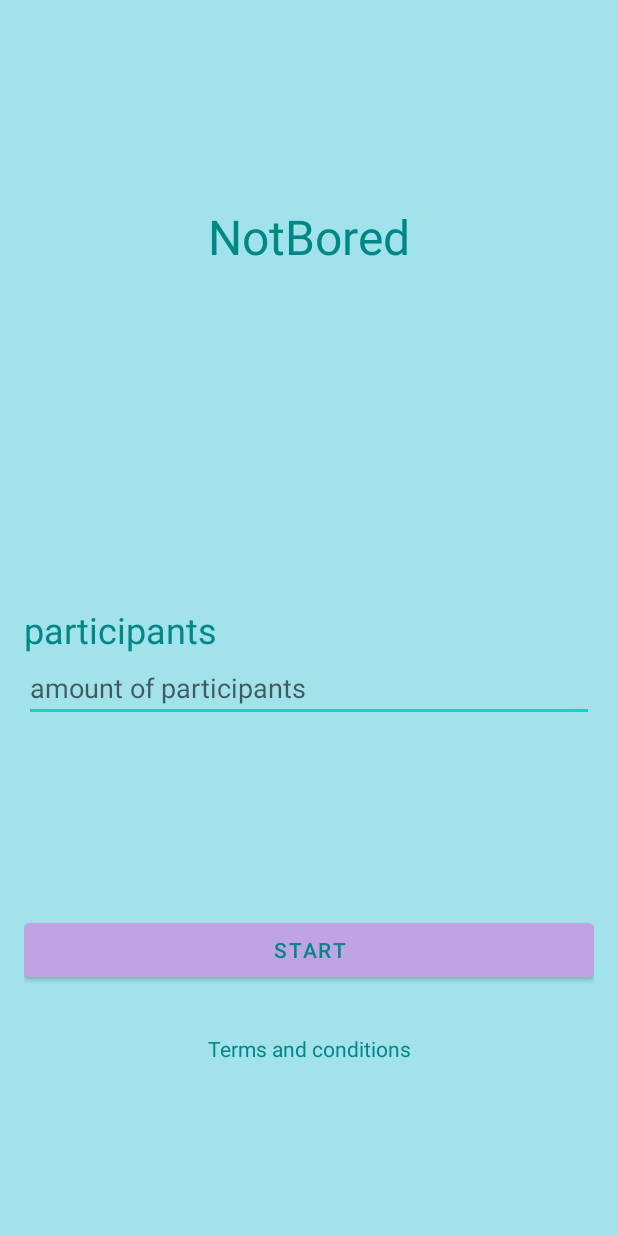
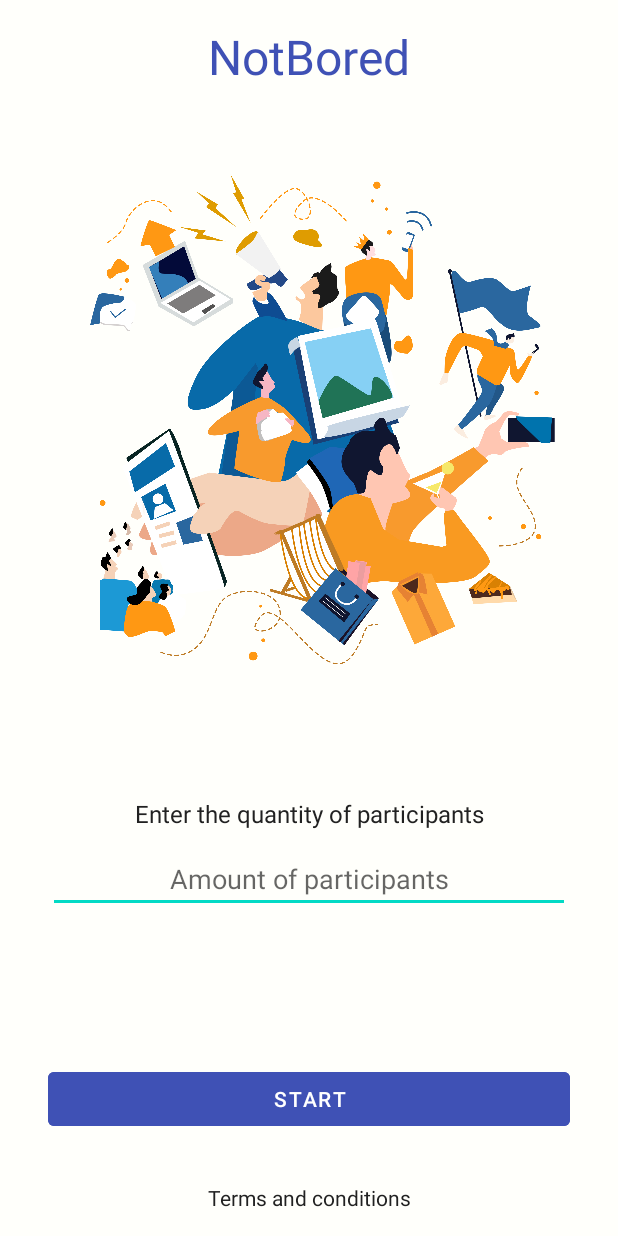
Before and after one commit to LucianoPabloPereira/NotBored, an Android app: the screen it shows after launch (MainActivity), on a phone screen of 412 x 824 dp. Run offline under Robolectric (Android 15) with nearby library versions, the phone set to English and light mode, and no system bars.

Commit message:
changes views

```diff
--- a/app/src/main/java/com/example/notbored/presentation/view/SuggestionActivity.kt
+++ b/app/src/main/java/com/example/notbored/presentation/view/SuggestionActivity.kt
@@ -30,6 +30,7 @@ class SuggestionActivity : AppCompatActivity() {
         setContentView(binding.root)
 
         toolbar = binding.activitiesToolbar
+        toolbar.title = sharedPreference.getCategory()
         setSupportActionBar(toolbar)
         supportActionBar?.setDisplayHomeAsUpEnabled(true)
 
--- a/app/src/main/res/layout/activity_activities.xml
+++ b/app/src/main/res/layout/activity_activities.xml
@@ -12,7 +12,7 @@
         app:title="@string/Activities"
         android:layout_width="match_parent"
         android:layout_height="wrap_content"
-        android:background="@color/purple_500"
+        android:background="@color/primary"
         app:titleTextColor="@color/white"
         app:layout_constraintTop_toTopOf="parent"
         app:menu="@menu/toolbar_menu"/>
--- a/app/src/main/res/layout/activity_main.xml
+++ b/app/src/main/res/layout/activity_main.xml
@@ -15,33 +15,49 @@
         android:layout_width="wrap_content"
         android:layout_height="wrap_content"
         android:text="@string/app_name"
-        android:textColor="@color/text"
+        android:textColor="@color/primary"
         android:textSize="32sp"
-        app:layout_constraintBottom_toBottomOf="parent"
         app:layout_constraintEnd_toEndOf="parent"
         app:layout_constraintStart_toStartOf="parent"
-        app:layout_constraintTop_toTopOf="parent"
-        app:layout_constraintVertical_bias="0.16"
-        />
+        app:layout_constraintTop_toTopOf="parent" />
+
+    <ImageView
+        android:id="@+id/imageview"
+        android:layout_width="0dp"
+        android:layout_height="0dp"
+        android:src="@drawable/img_activities"
+        app:layout_constraintEnd_toEndOf="parent"
+        app:layout_constraintTop_toBottomOf="@id/notBoredTV"
+        app:layout_constraintBottom_toTopOf="@id/participantsTV"
+        app:layout_constraintStart_toStartOf="parent"
+        tools:layout_editor_absoluteY="16dp" />
 
     <TextView
         android:id="@+id/participantsTV"
         android:layout_width="wrap_content"
         android:layout_height="wrap_content"
-        android:layout_marginTop="224dp"
-        android:textSize="24sp"
+        android:layout_marginTop="30dp"
         android:text="@string/participants"
-        android:textColor="@color/text"
+        android:textColor="@color/primary_text"
+        android:textSize="16sp"
+        app:layout_constraintBottom_toTopOf="@id/numberOfParticipantsET"
+        app:layout_constraintEnd_toEndOf="parent"
         app:layout_constraintStart_toStartOf="parent"
-        app:layout_constraintTop_toBottomOf="@+id/notBoredTV" />
+        app:layout_constraintTop_toBottomOf="@id/imageview" />
 
     <EditText
         android:id="@+id/numberOfParticipantsET"
         android:layout_width="match_parent"
         android:layout_height="wrap_content"
+        android:layout_marginStart="16dp"
+        android:layout_marginTop="10dp"
+        android:layout_marginEnd="16dp"
+        android:gravity="center"
+        android:hint="Amount of participants"
         android:inputType="number"
         android:textColor="@color/button"
-        android:hint="amount of participants"
+        app:layout_constraintBottom_toTopOf="@id/startB"
+        app:layout_constraintEnd_toEndOf="parent"
         app:layout_constraintStart_toStartOf="parent"
         app:layout_constraintTop_toBottomOf="@+id/participantsTV" />
 
@@ -49,21 +65,25 @@
         android:id="@+id/startB"
         android:layout_width="match_parent"
         android:layout_height="wrap_content"
-        android:layout_marginTop="128dp"
-        android:backgroundTint="@color/background_button"
+        android:layout_marginStart="16dp"
+        android:layout_marginTop="100dp"
+        android:layout_marginEnd="16dp"
+        android:backgroundTint="@color/primary"
         android:text="@string/start"
-        android:textColor="@color/text"
-        app:layout_constraintTop_toBottomOf="@+id/numberOfParticipantsET"
-        tools:layout_editor_absoluteX="16dp" />
+        android:textColor="@color/white"
+        app:layout_constraintEnd_toEndOf="parent"
+        app:layout_constraintStart_toStartOf="parent"
+        app:layout_constraintTop_toBottomOf="@+id/numberOfParticipantsET" />
 
     <TextView
         android:id="@+id/termsAndConditionsTV"
         android:layout_width="wrap_content"
         android:layout_height="wrap_content"
         android:layout_marginTop="32dp"
+        android:clickable="true"
         android:text="@string/terms_and_conditions"
-        android:textColor="@color/text"
-        android:clickable="true"
+        android:textColor="@color/primary_text"
+        app:layout_constraintBottom_toBottomOf="parent"
         app:layout_constraintEnd_toEndOf="parent"
         app:layout_constraintStart_toStartOf="parent"
         app:layout_constraintTop_toBottomOf="@+id/startB" />
--- a/app/src/main/res/values/colors.xml
+++ b/app/src/main/res/values/colors.xml
@@ -3,13 +3,16 @@
     <color name="purple_200">#FFBB86FC</color>
     <color name="button">#FF6200EE</color>
     <color name="purple_700">#FF3700B3</color>
+    <color name="primary_dark">#303F9F</color>
     <color name="teal_200">#FF03DAC5</color>
     <color name="text">#FF018786</color>
     <color name="black">#FF000000</color>
+    <color name="primary_text">#212121</color>
+    <color name="secondary_text">#757575</color>
     <color name="white">#FFFFFFFF</color>
-    <color name="background">#A2E2EA</color>
+    <color name="background">#FFFFFB</color>
     <color name="background_text">#B0F69DBB</color>
-    <color name="background_button">#C0A3E3</color>
+    <color name="primary">#3F51B5</color>
     <color name="purple_500">#FF6200EE</color>
     <color name="teal_700">#FF018786</color>
 </resources>
--- a/app/src/main/res/values/strings.xml
+++ b/app/src/main/res/values/strings.xml
@@ -1,11 +1,11 @@
 <resources>
     <string name="app_name">NotBored</string>
     <string name="terms_and_conditions">Terms and conditions</string>
-    <string name="participants">participants</string>
+    <string name="participants">Enter the quantity of participants</string>
     <string name="type">type</string>
     <string name="start">start</string>
     <string name="price">price</string>
-    <string name="suggested_activity">suggested activity</string>
+    <string name="suggested_activity">Suggested activity</string>
     <string name="terms_and_conditions_text">Lorem ipsum dolor sit amet consectetur adipiscing elit inceptos ridiculus iaculis,
 nullam ligula elementum duis tellus maecenas nec fermentum sed dictum
 laoreet, taciti donec habitant quam purus ultricies porta posuere sociis. Cubilia
--- a/app/src/main/res/values/themes.xml
+++ b/app/src/main/res/values/themes.xml
@@ -2,8 +2,8 @@
     <!-- Base application theme. -->
     <style name="Theme.NotBored" parent="Theme.MaterialComponents.DayNight.NoActionBar">
         <!-- Primary brand color. -->
-        <item name="colorPrimary">@color/button</item>
-        <item name="colorPrimaryVariant">@color/purple_700</item>
+        <item name="colorPrimary">@color/primary</item>
+        <item name="colorPrimaryVariant">@color/primary_dark</item>
         <item name="colorOnPrimary">@color/white</item>
         <!-- Secondary brand color. -->
         <item name="colorSecondary">@color/teal_200</item>
```
Also changed, not shown: app/src/main/res/layout/activity_suggestion.xml (+45 -29 lines), app/src/main/res/layout/terms_and_conditions.xml (+5 -4 lines), app/src/main/res/drawable/img_activities.png (added).
